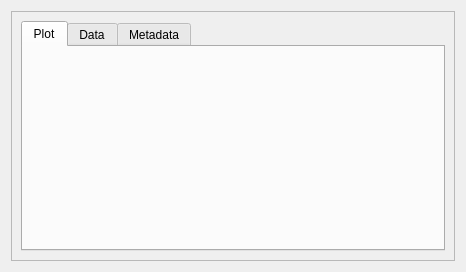
Before: the Qt Designer form mdaviz/resources/mda_file_viz.ui in BCDA-APS/mdaviz, drawn with Qt 5.
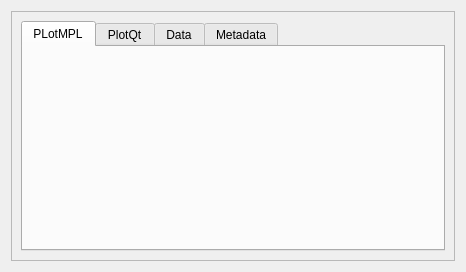
After: the same form once the commit is applied.

```diff
--- a/mdaviz/resources/mda_file_viz.ui
+++ b/mdaviz/resources/mda_file_viz.ui
@@ -36,7 +36,17 @@
          </property>
          <widget class="QWidget" name="plotPage">
           <attribute name="title">
-           <string>Plot</string>
+           <string>PLotMPL</string>
+          </attribute>
+          <layout class="QVBoxLayout" name="verticalLayout_3">
+           <item>
+            <widget class="QWidget" name="plotMPL" native="true"/>
+           </item>
+          </layout>
+         </widget>
+         <widget class="QWidget" name="plotPageQt">
+          <attribute name="title">
+           <string>PlotQt</string>
           </attribute>
           <layout class="QVBoxLayout" name="verticalLayout_3">
            <item>
```
Left out of the diff: 2 changed lines with no effect on the pictures.
